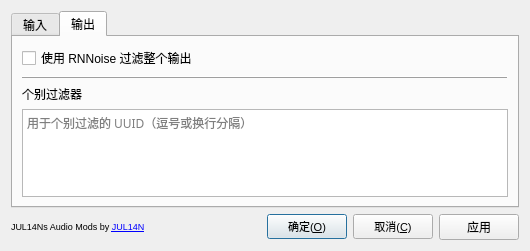
First picture: the form in src/config.ui, repository PencilMario/JUL14Ns-Audio-Mods, before the edit.
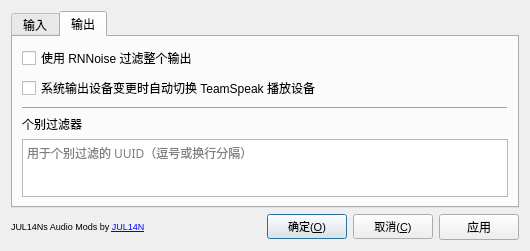
Second picture: the form after the edit. The open tabs and pages were chosen to show the change.

Commit message:
feat: 实现系统音频输出设备自动切换功能
添加自动音频设备切换功能，当系统输出设备变更时自动切换 TeamSpeak 3 的播放设备。

主要改动：
- 创建 device_switcher.h：AudioDeviceManager 类用于管理活跃连接和设备切换
- AudioDeviceListener 类：使用 WASAPI 获取系统默认播放设备
- 三层设备匹配策略：精确匹配 → 模糊匹配 → 默认设备
- 500ms 防反弹机制，防止频繁切换导致音频中断
- 配置 UI 新增复选框，用户可在设置中启用/禁用此功能
- 配置系统集成，用户偏好自动保存到 INI 文件
- 线程安全的连接管理（std::shared_mutex）
- 修改 CMakeLists.txt：C++17 支持 + Windows API 库链接（Ole32、User32）

改动文件：
- src/device_switcher.h (新建)
- src/plugin.cpp：初始化管理器、实现 4 个回调函数
- src/config.cpp：保存/加载用户偏好设置
- src/config.ui：添加自动切换设备复选框
- CMakeLists.txt：升级 C++ 标准、链接 Windows 库

What changed in the file:
```diff
--- a/src/config.ui
+++ b/src/config.ui
@@ -167,6 +167,13 @@
          </property>
         </widget>
        </item>
+       <item>
+        <widget class="QCheckBox" name="auto_device_switch">
+         <property name="text">
+          <string>系统输出设备变更时自动切换 TeamSpeak 播放设备</string>
+         </property>
+        </widget>
+       </item>
        <item>
         <widget class="Line" name="line">
          <property name="frameShadow">
```
The commit also changes 4 other files.
